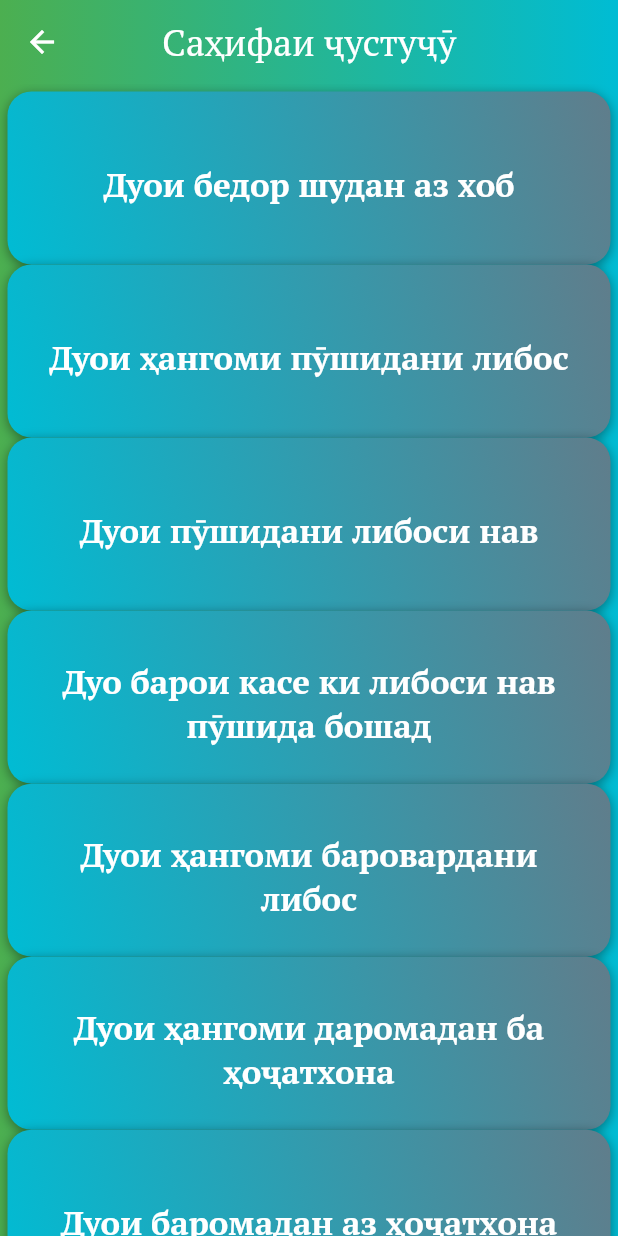
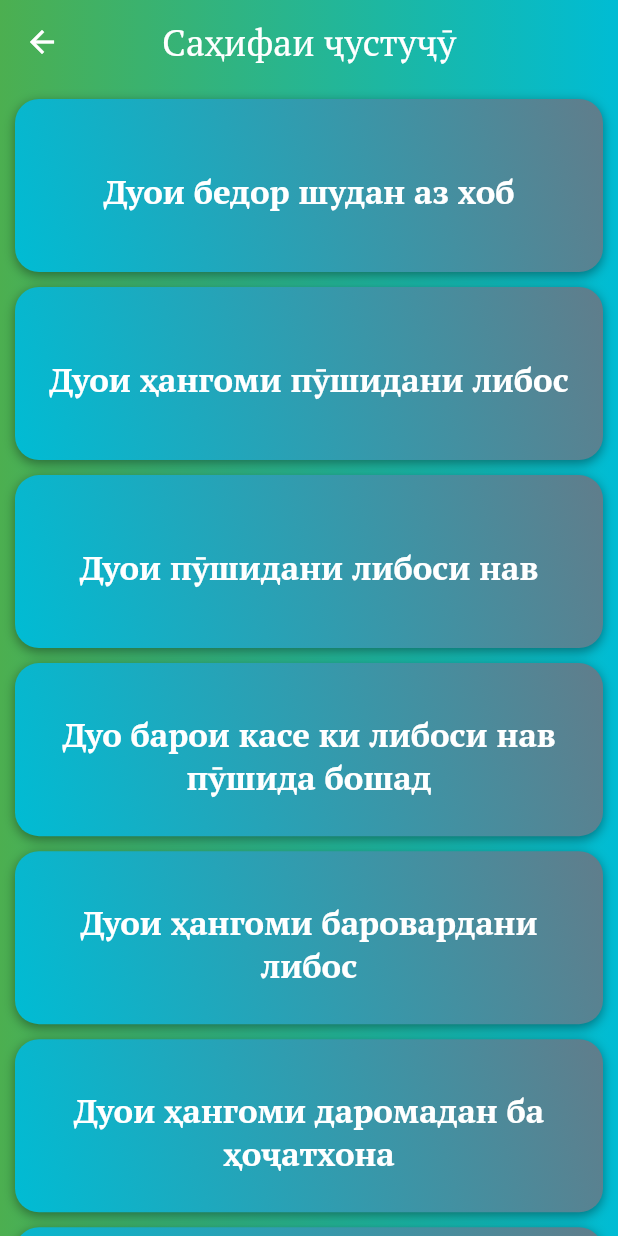
Before and after one commit to Sadid-USN/avrod, a Flutter app: the SearcScreen screen opened directly, on a phone screen of 412 x 824 dp. Run offline on Flutter 3.47's test engine with Material 2 defaults, Android fonts, the phone set to English and light mode, and no system bars; our stand-ins replace animated_text_kit, cached_network_image, curved_navigation_bar, flutter_swiper, font_awesome_flutter, google_fonts and 9 more; missing offline and left inert: clipboard, fab_circular_menu, hijri_picker; accounts and stored records are empty.

Commit message:
added fab circular menu

```diff
--- a/lib/models/my_fab_menu.dart
+++ b/lib/models/my_fab_menu.dart
@@ -33,7 +33,7 @@ class _MyFabCircularMenuState extends State<MyFabCircularMenu> {
   @override
   Widget build(BuildContext context) {
     return Padding(
-      padding: const EdgeInsets.only(top: 75),
+      padding: const EdgeInsets.only(top: 86),
       child: FabCircularMenu(
         animationDuration: const Duration(milliseconds: 800),
         fabOpenIcon: const Icon(
--- a/lib/screens/search_screen.dart
+++ b/lib/screens/search_screen.dart
@@ -9,7 +9,11 @@ import 'package:sizer/sizer.dart';
 
 class SearcScreen extends StatefulWidget {
   final int? bookIndex;
-  const SearcScreen({Key? key, this.bookIndex}) : super(key: key);
+
+  const SearcScreen({
+    Key? key,
+    this.bookIndex,
+  }) : super(key: key);
 
   @override
   State<SearcScreen> createState() => _SearcScreenState();
@@ -66,11 +70,14 @@ Widget buildBook(Book book) {
 
         // ignore: sized_box_for_whitespace
         return Padding(
-          padding: const EdgeInsets.all(0),
+          padding: const EdgeInsets.all(5),
           child: InkWell(
             onTap: () {
               Navigator.push(context, MaterialPageRoute(builder: (context) {
-                return TextScreen(texts: chapter.texts);
+                return TextScreen(
+                  texts: chapter.texts,
+                  chapter: chapter,
+                );
               }));
             },
             child:
--- a/pubspec.yaml
+++ b/pubspec.yaml
@@ -15,7 +15,7 @@ publish_to: 'none' # Remove this line if you wish to publish to pub.dev
 # In iOS, build-name is used as CFBundleShortVersionString while build-number used as CFBundleVersion.
 # Read more about iOS versioning at
 # https://developer.apple.com/library/archive/documentation/General/Reference/InfoPlistKeyReference/Articles/CoreFoundationKeys.html
-version: 1.0.0+5
+version: 1.0.0+7
 
 environment:
   sdk: ">=2.12.0 <3.0.0"
```
Also changed, not shown: lib/data/book.json.
